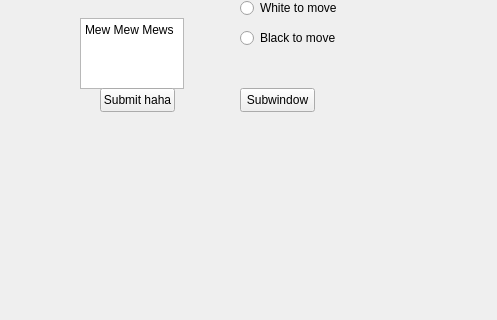
Qt form untitled.ui (davidzhengyes/ChessFENAgain) before a commit; both pictures show x 0 to 497 and y 141 to 461 of the 800 by 600 pixel window.
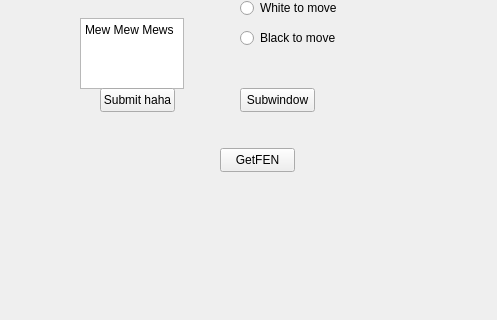
The same form after that commit.

Diff of the .ui file:
```diff
--- a/untitled.ui
+++ b/untitled.ui
@@ -112,6 +112,19 @@
      <string>Subwindow</string>
     </property>
    </widget>
+   <widget class="QPushButton" name="getFEN">
+    <property name="geometry">
+     <rect>
+      <x>220</x>
+      <y>270</y>
+      <width>75</width>
+      <height>24</height>
+     </rect>
+    </property>
+    <property name="text">
+     <string>GetFEN</string>
+    </property>
+   </widget>
   </widget>
   <widget class="QMenuBar" name="menubar">
    <property name="geometry">
```
